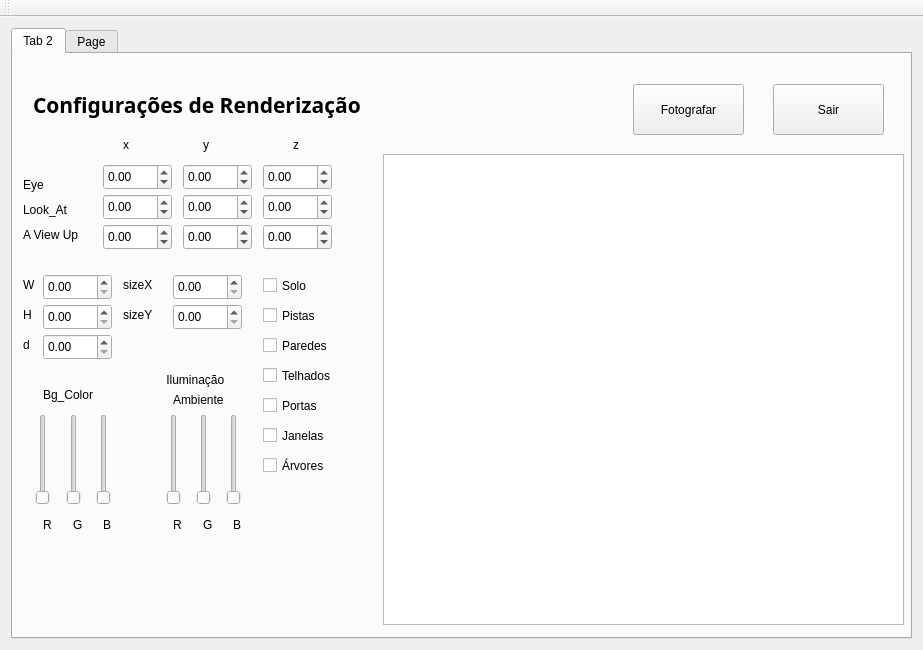
Above: mainwindow.ui from Alexandrecajamos/RayCasting before the change. Below: the same form after it.
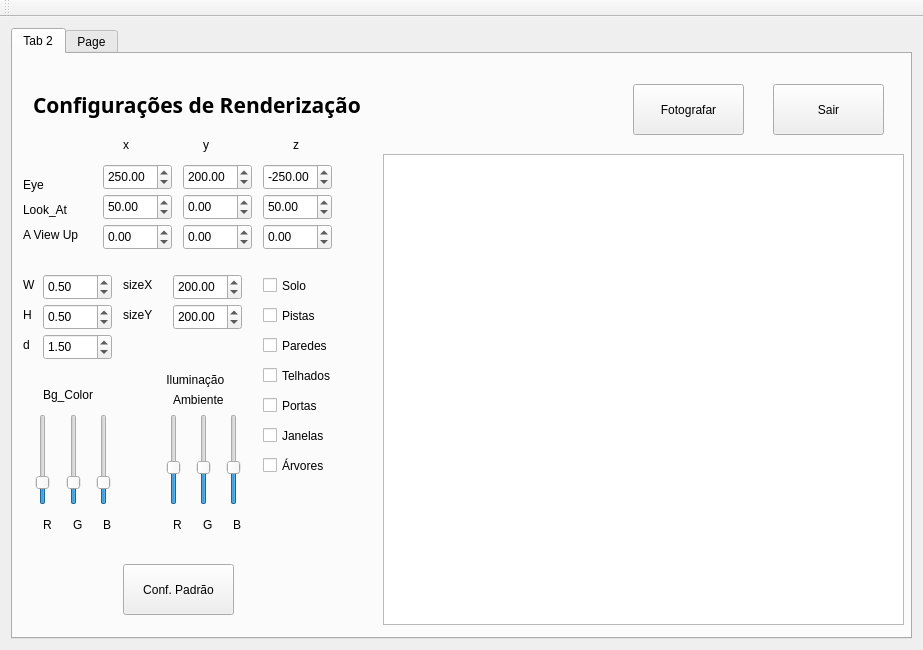
That is the form after the change. The open tabs and pages were chosen to show the change.

The edit to the form file:
```diff
--- a/mainwindow.ui
+++ b/mainwindow.ui
@@ -58,6 +58,9 @@
         <property name="maximum">
          <double>9999.989999999999782</double>
         </property>
+        <property name="value">
+         <double>250.000000000000000</double>
+        </property>
        </widget>
        <widget class="QDoubleSpinBox" name="La_x">
         <property name="geometry">
@@ -74,6 +77,9 @@
         <property name="maximum">
          <double>9999.989999999999782</double>
         </property>
+        <property name="value">
+         <double>50.000000000000000</double>
+        </property>
        </widget>
        <widget class="QDoubleSpinBox" name="Av_x">
         <property name="geometry">
@@ -138,6 +144,9 @@
         <property name="maximum">
          <double>9999.989999999999782</double>
         </property>
+        <property name="value">
+         <double>200.000000000000000</double>
+        </property>
        </widget>
        <widget class="QDoubleSpinBox" name="Av_z">
         <property name="geometry">
@@ -170,6 +179,9 @@
         <property name="maximum">
          <double>9999.989999999999782</double>
         </property>
+        <property name="value">
+         <double>50.000000000000000</double>
+        </property>
        </widget>
        <widget class="QDoubleSpinBox" name="Eye_z">
         <property name="geometry">
@@ -186,6 +198,9 @@
         <property name="maximum">
          <double>9999.989999999999782</double>
         </property>
+        <property name="value">
+         <double>-250.000000000000000</double>
+        </property>
        </widget>
        <widget class="QLabel" name="label">
         <property name="geometry">
@@ -277,6 +292,9 @@
         <property name="maximum">
          <number>255</number>
         </property>
+        <property name="value">
+         <number>51</number>
+        </property>
         <property name="orientation">
          <enum>Qt::Vertical</enum>
         </property>
@@ -293,6 +311,9 @@
         <property name="maximum">
          <number>255</number>
         </property>
+        <property name="value">
+         <number>51</number>
+        </property>
         <property name="orientation">
          <enum>Qt::Vertical</enum>
         </property>
@@ -364,6 +385,9 @@
         <property name="maximum">
          <number>255</number>
         </property>
+        <property name="value">
+         <number>102</number>
+        </property>
         <property name="orientation">
          <enum>Qt::Vertical</enum>
         </property>
@@ -380,6 +404,9 @@
         <property name="maximum">
          <number>255</number>
         </property>
+        <property name="value">
+         <number>102</number>
+        </property>
         <property name="orientation">
          <enum>Qt::Vertical</enum>
         </property>
@@ -422,6 +449,9 @@
         <property name="maximum">
          <number>255</number>
         </property>
+        <property name="value">
+         <number>102</number>
+        </property>
         <property name="orientation">
          <enum>Qt::Vertical</enum>
         </property>
@@ -586,6 +616,9 @@
           <height>26</height>
          </rect>
         </property>
+        <property name="value">
+         <double>0.500000000000000</double>
+        </property>
        </widget>
        <widget class="QDoubleSpinBox" name="h">
         <property name="geometry">
@@ -596,6 +629,9 @@
           <height>26</height>
          </rect>
         </property>
+        <property name="value">
+         <double>0.500000000000000</double>
+        </property>
        </widget>
        <widget class="QDoubleSpinBox" name="sizeY">
         <property name="geometry">
@@ -609,6 +645,9 @@
         <property name="maximum">
          <double>499.990000000000009</double>
         </property>
+        <property name="value">
+         <double>200.000000000000000</double>
+        </property>
        </widget>
        <widget class="QDoubleSpinBox" name="sizeX">
         <property name="geometry">
@@ -622,6 +661,9 @@
         <property name="maximum">
          <double>499.990000000000009</double>
         </property>
+        <property name="value">
+         <double>200.000000000000000</double>
+        </property>
        </widget>
        <widget class="QDoubleSpinBox" name="d">
         <property name="geometry">
@@ -632,6 +674,9 @@
           <height>26</height>
          </rect>
         </property>
+        <property name="value">
+         <double>1.500000000000000</double>
+        </property>
        </widget>
        <widget class="QLabel" name="label_18">
         <property name="geometry">
@@ -736,10 +781,26 @@
         <property name="maximum">
          <number>255</number>
         </property>
+        <property name="value">
+         <number>51</number>
+        </property>
         <property name="orientation">
          <enum>Qt::Vertical</enum>
         </property>
        </widget>
+       <widget class="QPushButton" name="Pad">
+        <property name="geometry">
+         <rect>
+          <x>110</x>
+          <y>510</y>
+          <width>111</width>
+          <height>51</height>
+         </rect>
+        </property>
+        <property name="text">
+         <string>Conf. Padrão</string>
+        </property>
+       </widget>
       </widget>
       <widget class="QWidget" name="tab">
        <attribute name="title">
```
Left out of the diff: 2 changed lines with no effect on the pictures.
